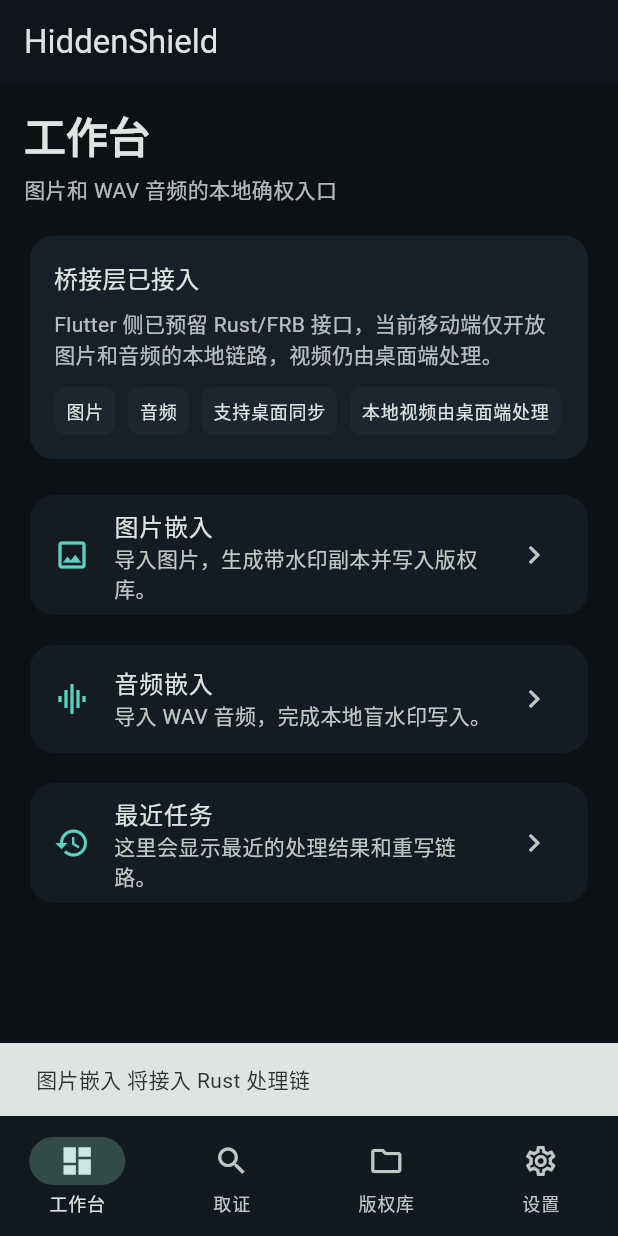
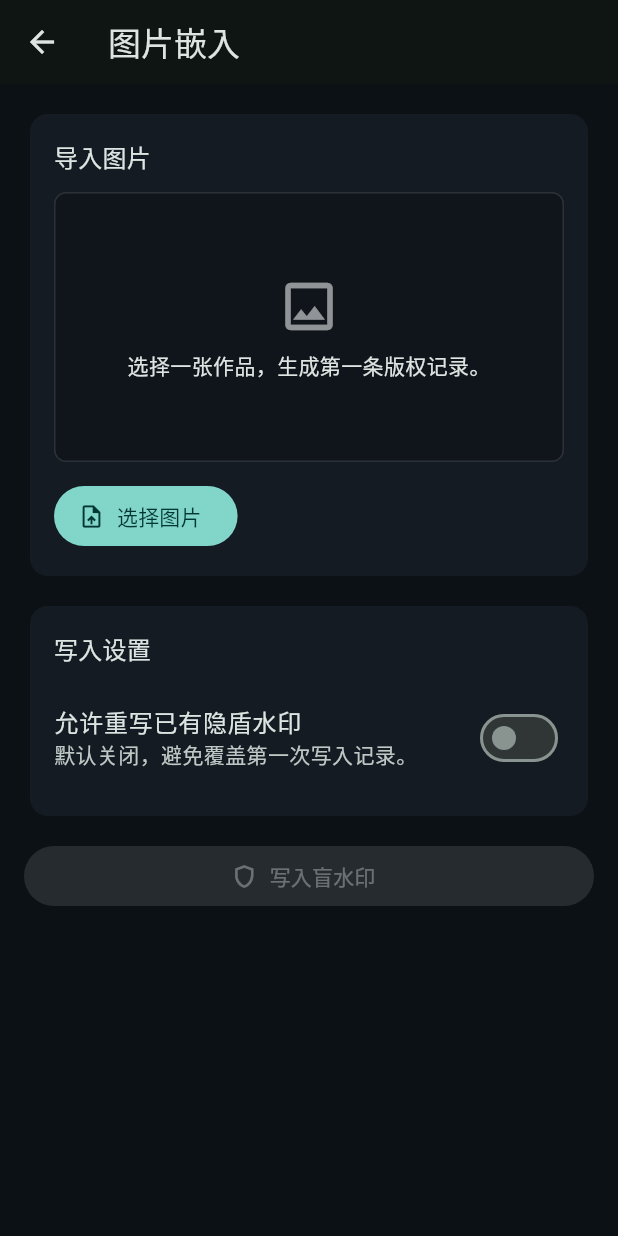
Before and after one commit to jihongxing/HiddenShield, a Flutter app: the screen it shows after launch, after a tap on "图片嵌入", on a phone screen of 412 x 824 dp. Run offline on Flutter 3.47's test engine with Material 3 defaults, Android fonts, the phone set to English and light mode, and no system bars; our stand-ins replace file_picker.

Commit message:
feat: add mobile image embed flow

```diff
--- /dev/null
+++ b/mobile_app/lib/features/workspace/image_embed_page.dart
@@ -0,0 +1,280 @@
+import 'dart:typed_data';
+
+import 'package:file_picker/file_picker.dart';
+import 'package:flutter/material.dart';
+
+import '../../bridge/watermark_bridge.dart';
+import '../../bridge/watermark_models.dart';
+
+class ImageEmbedPage extends StatefulWidget {
+  const ImageEmbedPage({super.key, required this.bridge});
+
+  final WatermarkBridge bridge;
+
+  @override
+  State<ImageEmbedPage> createState() => _ImageEmbedPageState();
+}
+
+class _ImageEmbedPageState extends State<ImageEmbedPage> {
+  Uint8List? _selectedBytes;
+  String? _fileName;
+  bool _allowRewrite = false;
+  bool _isProcessing = false;
+  WatermarkWriteResult? _result;
+  String? _errorText;
+
+  @override
+  Widget build(BuildContext context) {
+    final selectedBytes = _selectedBytes;
+    return Scaffold(
+      appBar: AppBar(title: const Text('图片嵌入')),
+      body: SafeArea(
+        child: ListView(
+          padding: const EdgeInsets.all(16),
+          children: [
+            _SectionCard(
+              title: '导入图片',
+              child: Column(
+                crossAxisAlignment: CrossAxisAlignment.start,
+                children: [
+                  if (selectedBytes == null)
+                    const _EmptyPreview()
+                  else
+                    _ImagePreview(bytes: selectedBytes, fileName: _fileName),
+                  const SizedBox(height: 12),
+                  FilledButton.icon(
+                    onPressed: _isProcessing ? null : _pickImage,
+                    icon: const Icon(Icons.upload_file_outlined),
+                    label: Text(selectedBytes == null ? '选择图片' : '重新选择'),
+                  ),
+                ],
+              ),
+            ),
+            const SizedBox(height: 12),
+            _SectionCard(
+              title: '写入设置',
+              child: SwitchListTile(
+                value: _allowRewrite,
+                onChanged: _isProcessing
+                    ? null
+                    : (value) => setState(() => _allowRewrite = value),
+                title: const Text('允许重写已有隐盾水印'),
+                subtitle: const Text('默认关闭，避免覆盖第一次写入记录。'),
+                contentPadding: EdgeInsets.zero,
+              ),
+            ),
+            const SizedBox(height: 12),
+            FilledButton.icon(
+              onPressed: selectedBytes == null || _isProcessing
+                  ? null
+                  : _embedImage,
+              icon: _isProcessing
+                  ? const SizedBox.square(
+                      dimension: 18,
+                      child: CircularProgressIndicator(strokeWidth: 2),
+                    )
+                  : const Icon(Icons.shield_outlined),
+              label: Text(_isProcessing ? '正在写入' : '写入盲水印'),
+            ),
+            if (_errorText != null) ...[
+              const SizedBox(height: 12),
+              _MessageCard(
+                icon: Icons.error_outline,
+                title: '处理失败',
+                detail: _errorText!,
+              ),
+            ],
+            if (_result != null) ...[
+              const SizedBox(height: 12),
+              _ResultCard(result: _result!),
+            ],
+          ],
+        ),
+      ),
+    );
+  }
+
+  Future<void> _pickImage() async {
+    final result = await FilePicker.pickFiles(
+      type: FileType.image,
+      withData: true,
+    );
+    final file = result?.files.single;
+    final bytes = file?.bytes;
+    if (file == null || bytes == null) {
+      return;
+    }
+
+    setState(() {
+      _selectedBytes = bytes;
+      _fileName = file.name;
+      _result = null;
+      _errorText = null;
+    });
+  }
+
+  Future<void> _embedImage() async {
+    final bytes = _selectedBytes;
+    if (bytes == null) {
+      return;
+    }
+
+    setState(() {
+      _isProcessing = true;
+      _errorText = null;
+      _result = null;
+    });
+
+    try {
+      final result = await widget.bridge.write(
+        WatermarkWriteRequest(
+          kind: WatermarkAssetKind.image,
+          bytes: bytes,
+          seed: WatermarkPayloadSeed(
+            userSeed: const [1, 2, 3, 4, 5, 6, 7, 8],
+            timestamp: DateTime.now().millisecondsSinceEpoch ~/ 1000,
+            deviceId: const [9, 10, 11, 12],
+            fileHash: const [13, 14],
+          ),
+          allowRewrite: _allowRewrite,
+          rewriteReason: _allowRewrite ? 'mobile explicit rewrite' : null,
+        ),
+      );
+      if (!mounted) return;
+      setState(() => _result = result);
+    } catch (error) {
+      if (!mounted) return;
+      setState(() => _errorText = error.toString());
+    } finally {
+      if (mounted) {
+        setState(() => _isProcessing = false);
+      }
+    }
+  }
+}
+
+class _SectionCard extends StatelessWidget {
+  const _SectionCard({required this.title, required this.child});
+
+  final String title;
+  final Widget child;
+
+  @override
+  Widget build(BuildContext context) {
+    return Card(
+      elevation: 0,
+      color: const Color(0xFF141B22),
+      shape: RoundedRectangleBorder(borderRadius: BorderRadius.circular(12)),
+      child: Padding(
+        padding: const EdgeInsets.all(16),
+        child: Column(
+          crossAxisAlignment: CrossAxisAlignment.start,
+          children: [
+            Text(title, style: Theme.of(context).textTheme.titleMedium),
+            const SizedBox(height: 12),
+            child,
+          ],
+        ),
+      ),
+    );
+  }
+}
+
+class _EmptyPreview extends StatelessWidget {
+  const _EmptyPreview();
+
+  @override
+  Widget build(BuildContext context) {
+    return Container(
+      height: 180,
+      alignment: Alignment.center,
+      decoration: BoxDecoration(
+        borderRadius: BorderRadius.circular(8),
+        border: Border.all(color: Colors.white12),
+        color: const Color(0xFF0F151B),
+      ),
+      child: const Column(
+        mainAxisAlignment: MainAxisAlignment.center,
+        children: [
+          Icon(Icons.image_outlined, size: 42, color: Colors.white54),
+          SizedBox(height: 8),
+          Text('选择一张作品，生成第一条版权记录。'),
+        ],
+      ),
+    );
+  }
+}
+
+class _ImagePreview extends StatelessWidget {
+  const _ImagePreview({required this.bytes, required this.fileName});
+
+  final Uint8List bytes;
+  final String? fileName;
+
+  @override
+  Widget build(BuildContext context) {
+    return Column(
+      crossAxisAlignment: CrossAxisAlignment.start,
+      children: [
+        ClipRRect(
+          borderRadius: BorderRadius.circular(8),
+          child: Image.memory(
+            bytes,
+            height: 220,
+            width: double.infinity,
+            fit: BoxFit.cover,
+          ),
+        ),
+        const SizedBox(height: 8),
+        Text(
+          fileName ?? '未命名图片',
+          maxLines: 1,
+          overflow: TextOverflow.ellipsis,
+          style: const TextStyle(color: Colors.white70),
+        ),
+      ],
+    );
+  }
+}
+
+class _ResultCard extends StatelessWidget {
+  const _ResultCard({required this.result});
+
+  final WatermarkWriteResult result;
+
+  @override
+  Widget build(BuildContext context) {
+    return _MessageCard(
+      icon: Icons.verified_outlined,
+      title: '写入完成',
+      detail:
+          'UID: ${result.watermarkUid}\nrevision: ${result.revision}\nsha256: ${result.sha256.substring(0, 16)}...',
+    );
+  }
+}
+
+class _MessageCard extends StatelessWidget {
+  const _MessageCard({
+    required this.icon,
+    required this.title,
+    required this.detail,
+  });
+
+  final IconData icon;
+  final String title;
+  final String detail;
+
+  @override
+  Widget build(BuildContext context) {
+    return Card(
+      elevation: 0,
+      color: const Color(0xFF162028),
+      shape: RoundedRectangleBorder(borderRadius: BorderRadius.circular(12)),
+      child: ListTile(
+        leading: Icon(icon, color: const Color(0xFF59D2C2)),
+        title: Text(title),
+        subtitle: Text(detail),
+      ),
+    );
+  }
+}
--- a/mobile_app/lib/features/workspace/workspace_page.dart
+++ b/mobile_app/lib/features/workspace/workspace_page.dart
@@ -3,6 +3,7 @@ import 'package:flutter/material.dart';
 import '../../bridge/watermark_bridge.dart';
 import '../../shared/widgets/action_card.dart';
 import '../../shared/widgets/feature_page_scaffold.dart';
+import 'image_embed_page.dart';
 
 class WorkspacePage extends StatelessWidget {
   const WorkspacePage({super.key, required this.bridge});
@@ -20,7 +21,11 @@ class WorkspacePage extends StatelessWidget {
           title: '图片嵌入',
           icon: Icons.image_outlined,
           description: '导入图片，生成带水印副本并写入版权库。',
-          onTap: () => _showComingSoon(context, '图片嵌入'),
+          onTap: () => Navigator.of(context).push(
+            MaterialPageRoute<void>(
+              builder: (_) => ImageEmbedPage(bridge: bridge),
+            ),
+          ),
         ),
         ActionCard(
           title: '音频嵌入',
--- a/mobile_app/pubspec.yaml
+++ b/mobile_app/pubspec.yaml
@@ -34,6 +34,7 @@ dependencies:
   # The following adds the Cupertino Icons font to your application.
   # Use with the CupertinoIcons class for iOS style icons.
   cupertino_icons: ^1.0.8
+  file_picker: ^11.0.2
 
 dev_dependencies:
   flutter_test:
```
Also changed, not shown: mobile_app/lib/bridge/local_preview_watermark_bridge.dart (+25 -3 lines), mobile_app/pubspec.lock, 2 other files.
